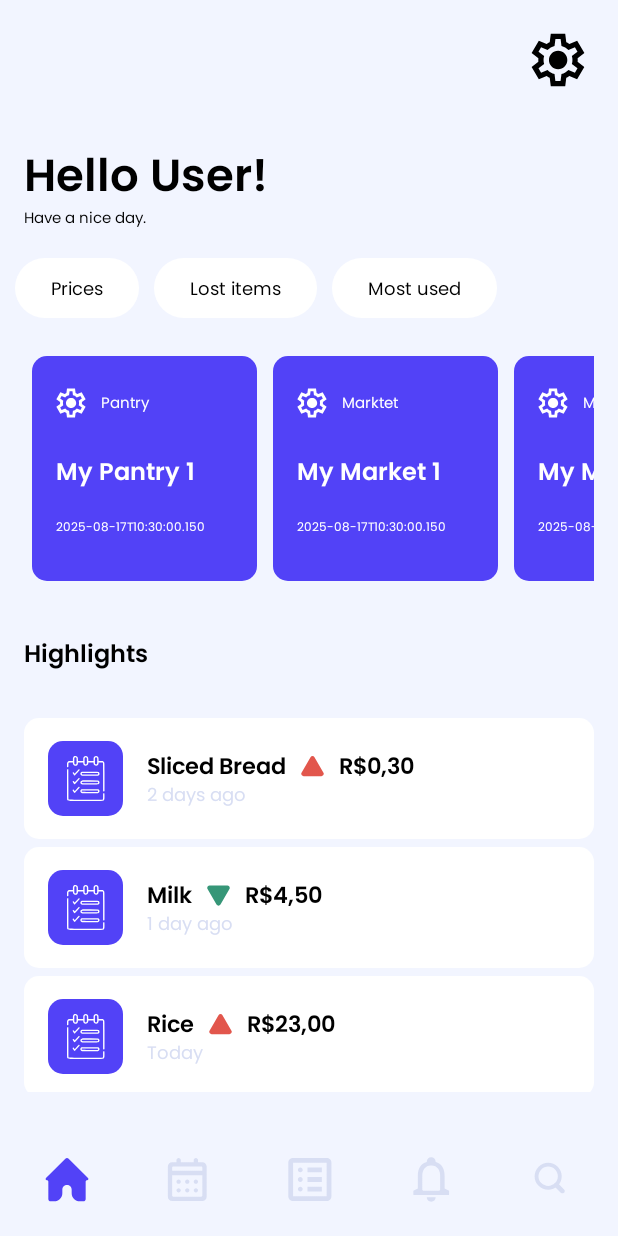
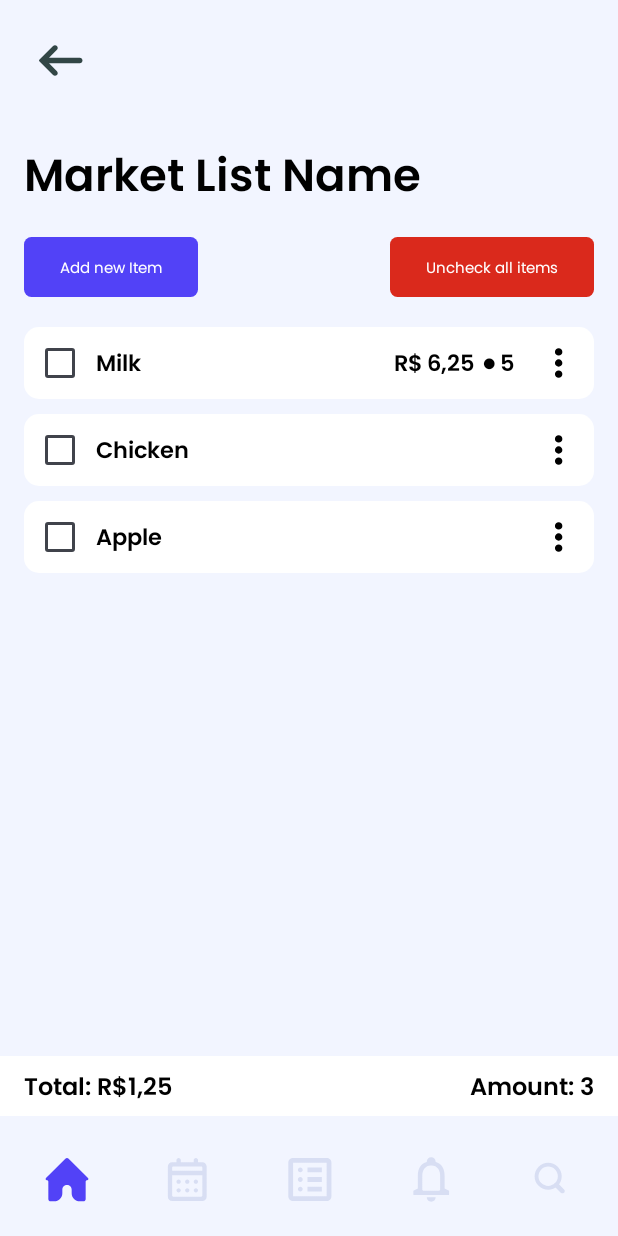
Before and after one commit to samirmaciel/KeepMarket-App, an Android app built with Jetpack Compose: the screen it shows after launch (MainActivity), on a phone screen of 412 x 824 dp. Run offline under Robolectric (Android 15) with nearby library versions, the phone set to English and light mode, and no system bars.

Commit message:
created Market List View

```diff
--- a/app/src/main/java/com/sm/keepmarket/MainActivity.kt
+++ b/app/src/main/java/com/sm/keepmarket/MainActivity.kt
@@ -3,9 +3,12 @@ package com.sm.keepmarket
 import android.os.Bundle
 import androidx.activity.ComponentActivity
 import androidx.activity.compose.setContent
-import androidx.compose.material3.Text
-import androidx.compose.ui.unit.sp
-import com.sm.keepmarket.presentation.home.HomeView
+import androidx.compose.foundation.layout.fillMaxSize
+import androidx.compose.material3.Scaffold
+import androidx.compose.ui.Modifier
+import com.sm.keepmarket.components.BottomMenu
+import com.sm.keepmarket.presentation.marketList.MarketListView
+import com.sm.keepmarket.presentation.theme.Background
 import com.sm.keepmarket.presentation.theme.KeepMarketTheme
 
 class MainActivity : ComponentActivity() {
@@ -13,7 +16,14 @@ class MainActivity : ComponentActivity() {
         super.onCreate(savedInstanceState)
         setContent {
             KeepMarketTheme {
-                HomeView()
+                Scaffold(
+                    modifier = Modifier.fillMaxSize(),
+                    containerColor = Background,
+                    bottomBar = { BottomMenu() }) { padding ->
+
+                    MarketListView(padding)
+
+                }
             }
         }
     }
--- a/app/src/main/java/com/sm/keepmarket/components/Components.kt
+++ b/app/src/main/java/com/sm/keepmarket/components/Components.kt
@@ -12,6 +12,8 @@ import androidx.compose.foundation.layout.padding
 import androidx.compose.foundation.layout.size
 import androidx.compose.foundation.shape.RoundedCornerShape
 import androidx.compose.material3.BottomAppBar
+import androidx.compose.material3.Checkbox
+import androidx.compose.material3.DropdownMenu
 import androidx.compose.material3.Icon
 import androidx.compose.material3.IconButton
 import androidx.compose.material3.MaterialTheme
@@ -25,15 +27,18 @@ import androidx.compose.ui.Alignment
 import androidx.compose.ui.Modifier
 import androidx.compose.ui.graphics.Color
 import androidx.compose.ui.res.painterResource
+import androidx.compose.ui.text.style.TextDecoration
 import androidx.compose.ui.unit.dp
 import androidx.compose.ui.unit.sp
 import com.sm.keepmarket.R
 import com.sm.keepmarket.domain.FeaturedCard
 import com.sm.keepmarket.domain.Highlight
+import com.sm.keepmarket.domain.MarketItem
 import com.sm.keepmarket.domain.Route
 import com.sm.keepmarket.presentation.theme.Background
 import com.sm.keepmarket.presentation.theme.Blue
 import com.sm.keepmarket.presentation.theme.ButtonDefault
+import java.math.BigDecimal
 
 @Composable
 fun BottomMenu() {
@@ -133,3 +138,92 @@ fun HighlightItem(highlight: Highlight) {
         }
     }
 }
+
+@Composable
+fun MarketListItem(marketItem: MarketItem) {
+    Row(
+        modifier = Modifier
+            .fillMaxWidth()
+            .padding(bottom = 10.dp)
+            .background(color = Color.White, shape = RoundedCornerShape(10.dp)),
+        verticalAlignment = Alignment.CenterVertically
+    ) {
+
+        var checked by remember { mutableStateOf(false) }
+        var expanded by remember { mutableStateOf(false) }
+
+        Checkbox(
+            checked = checked,
+            onCheckedChange = { checked = it }
+        )
+        Text(
+            marketItem.name,
+            style = MaterialTheme.typography.titleLarge.copy(textDecoration = if (checked) TextDecoration.LineThrough else null),
+            fontSize = 15.sp
+        )
+
+        Spacer(modifier = Modifier
+            .size(10.dp)
+            .weight(1f))
+
+        if (marketItem.price > BigDecimal.ZERO) {
+            Text(
+                modifier = Modifier.padding(end = 5.dp),
+                text = marketItem.getFormattedTotalPrice(),
+                style = MaterialTheme.typography.titleLarge,
+                fontSize = 15.sp
+            )
+            Text(
+                modifier = Modifier.padding(end = 5.dp),
+                text = "● ${marketItem.amount}",
+                style = MaterialTheme.typography.titleLarge,
+                fontSize = 15.sp
+            )
+        }
+
+        Box() {
+            IconButton(onClick = {
+                expanded = true
+            }) {
+                Icon(
+                    modifier = Modifier.size(20.dp),
+                    painter = painterResource(R.drawable.moreverticon),
+                    tint = Color.Black,
+                    contentDescription = "More button"
+                )
+            }
+
+            DropdownMenu(
+                modifier = Modifier.background(color = Color.White),
+                expanded = expanded,
+                onDismissRequest = { expanded = false }
+            ) {
+                Box(
+                    modifier = Modifier
+                        .size(35.dp)
+                        .clickable { }
+                        .padding(8.dp),
+                    contentAlignment = Alignment.Center
+                ) {
+                    Icon(
+                        painter = painterResource(R.drawable.editicon),
+                        contentDescription = "Editar"
+                    )
+                }
+
+                Box(
+                    modifier = Modifier
+                        .size(35.dp)
+                        .clickable { }
+                        .padding(8.dp),
+                    contentAlignment = Alignment.Center
+                ) {
+                    Icon(
+                        painter = painterResource(R.drawable.deleteicon),
+                        contentDescription = "Excluir"
+                    )
+                }
+            }
+        }
+    }
+}
--- /dev/null
+++ b/app/src/main/java/com/sm/keepmarket/domain/MarketItem.kt
@@ -0,0 +1,21 @@
+package com.sm.keepmarket.domain
+
+import java.math.BigDecimal
+import java.text.NumberFormat
+import java.util.Locale
+
+class MarketItem(val id: String, val name: String){
+
+    private var priceTotal: BigDecimal = BigDecimal.ZERO
+    var price: BigDecimal = BigDecimal.ZERO
+    var amount: Int = 0
+    var isChecked: Boolean = false
+
+    private fun getPriceTotal() : BigDecimal{
+        return BigDecimal(amount).multiply(price)
+    }
+
+    fun getFormattedPrice() = NumberFormat.getCurrencyInstance(Locale("pt", "BR")).format(price)
+
+    fun getFormattedTotalPrice() = NumberFormat.getCurrencyInstance(Locale("pt", "BR")).format(getPriceTotal())
+}
--- a/app/src/main/java/com/sm/keepmarket/presentation/home/HomeView.kt
+++ b/app/src/main/java/com/sm/keepmarket/presentation/home/HomeView.kt
@@ -3,6 +3,7 @@ package com.sm.keepmarket.presentation.home
 import android.util.Log
 import androidx.compose.foundation.layout.Arrangement
 import androidx.compose.foundation.layout.Column
+import androidx.compose.foundation.layout.PaddingValues
 import androidx.compose.foundation.layout.Row
 import androidx.compose.foundation.layout.Spacer
 import androidx.compose.foundation.layout.fillMaxSize
@@ -18,7 +19,6 @@ import androidx.compose.material3.ButtonDefaults
 import androidx.compose.material3.Icon
 import androidx.compose.material3.IconButton
 import androidx.compose.material3.MaterialTheme
-import androidx.compose.material3.Scaffold
 import androidx.compose.material3.Text
 import androidx.compose.runtime.Composable
 import androidx.compose.ui.Alignment
@@ -28,69 +28,94 @@ import androidx.compose.ui.res.painterResource
 import androidx.compose.ui.unit.dp
 import androidx.compose.ui.unit.sp
 import com.sm.keepmarket.R
-import com.sm.keepmarket.components.BottomMenu
 import com.sm.keepmarket.components.FeaturedCardButton
 import com.sm.keepmarket.components.HighlightItem
-import com.sm.keepmarket.presentation.theme.Background
 import com.sm.keepmarket.util.Mock
 
 @Composable
-fun HomeView() {
+fun HomeView(paddingValues: PaddingValues) {
 
-    Scaffold(
-        modifier = Modifier.fillMaxSize(),
-        containerColor = Background,
-        bottomBar = { BottomMenu() }) { padding ->
-
-        Column(modifier = Modifier
+    Column(
+        modifier = Modifier
             .fillMaxSize()
-            .padding(padding)) {
-            Row(modifier = Modifier
+            .padding(paddingValues)
+    ) {
+        Row(
+            modifier = Modifier
                 .fillMaxWidth()
-                .padding(16.dp), horizontalArrangement = Arrangement.End) {
+                .padding(16.dp), horizontalArrangement = Arrangement.End
+        ) {
             IconButton(onClick = {}) {
-                    Icon(painter = painterResource(R.drawable.settingsicon), contentDescription = "Settings button")
+                Icon(
+                    painter = painterResource(R.drawable.settingsicon),
+                    contentDescription = "Settings button"
+                )
             }
         }
 
-            Column(modifier = Modifier
+        Column(
+            modifier = Modifier
                 .fillMaxWidth()
-                .padding(16.dp), horizontalAlignment = Alignment.Start) {
+                .padding(16.dp), horizontalAlignment = Alignment.Start
+        ) {
             Text("Hello User!", style = MaterialTheme.typography.titleLarge)
             Text("Have a nice day.", style = MaterialTheme.typography.labelSmall)
         }
 
         Row(modifier = Modifier.fillMaxWidth()) {
-                Button(modifier = Modifier.padding(start = 10.dp), onClick = {},
+            Button(
+                modifier = Modifier.padding(start = 10.dp), onClick = {},
                 shape = RoundedCornerShape(25.dp),
                 colors = ButtonDefaults.buttonColors(
                     containerColor = Color.White
-                    )) {
-                        Text("Prices", color = Color.Black, style = MaterialTheme.typography.labelSmall, fontSize = 12.sp)
+                )
+            ) {
+                Text(
+                    "Prices",
+                    color = Color.Black,
+                    style = MaterialTheme.typography.labelSmall,
+                    fontSize = 12.sp
+                )
             }
-                Button(modifier = Modifier.padding(start = 10.dp),onClick = {},
+            Button(
+                modifier = Modifier.padding(start = 10.dp), onClick = {},
                 shape = RoundedCornerShape(25.dp),
                 colors = ButtonDefaults.buttonColors(
                     containerColor = Color.White
-                    )) {
-                    Text("Lost items", color = Color.Black, style = MaterialTheme.typography.labelSmall, fontSize = 12.sp)
+                )
+            ) {
+                Text(
+                    "Lost items",
+                    color = Color.Black,
+                    style = MaterialTheme.typography.labelSmall,
+                    fontSize = 12.sp
+                )
             }
-                Button(modifier = Modifier.padding(start = 10.dp),onClick = {},
+            Button(
+                modifier = Modifier.padding(start = 10.dp), onClick = {},
                 shape = RoundedCornerShape(25.dp),
                 colors = ButtonDefaults.buttonColors(
                     containerColor = Color.White
-                    )) {
-                    Text("Most used", color = Color.Black, style = MaterialTheme.typography.labelSmall, fontSize = 12.sp)
+                )
+            ) {
+                Text(
+                    "Most used",
+                    color = Color.Black,
+                    style = MaterialTheme.typography.labelSmall,
+                    fontSize = 12.sp
+                )
             }
         }
 
-            Row(modifier = Modifier
+        Row(
+            modifier = Modifier
                 .fillMaxWidth()
-                .padding(16.dp)) {
+                .padding(16.dp)
+        ) {
 
             LazyRow {
-                    items(Mock.getFeatureCard()){ featuredCard ->
-                        FeaturedCardButton(featuredCard = featuredCard){ route ->
+                items(Mock.getFeatureCard()) { featuredCard ->
+                    FeaturedCardButton(featuredCard = featuredCard) { route ->
                         Log.d("DEVTEST", "Route: ${route.getRoute()}")
                     }
                 }
@@ -98,14 +123,17 @@ fun HomeView() {
 
         }
 
-            Text(modifier = Modifier.padding(16.dp), text = "Highlights", style = MaterialTheme.typography.labelMedium)
+        Text(
+            modifier = Modifier.padding(16.dp),
+            text = "Highlights",
+            style = MaterialTheme.typography.labelMedium
+        )
 
         LazyColumn(modifier = Modifier.padding(16.dp)) {
-                items(Mock.getHighlight()){ hightlight ->
+            items(Mock.getHighlight()) { hightlight ->
                 HighlightItem(hightlight)
                 Spacer(modifier = Modifier.size(5.dp))
             }
         }
     }
 }
-}
--- /dev/null
+++ b/app/src/main/java/com/sm/keepmarket/presentation/marketList/MarketListView.kt
@@ -0,0 +1,110 @@
+package com.sm.keepmarket.presentation.marketList
+
+import androidx.compose.foundation.background
+import androidx.compose.foundation.layout.Column
+import androidx.compose.foundation.layout.PaddingValues
+import androidx.compose.foundation.layout.Row
+import androidx.compose.foundation.layout.Spacer
+import androidx.compose.foundation.layout.fillMaxSize
+import androidx.compose.foundation.layout.fillMaxWidth
+import androidx.compose.foundation.layout.height
+import androidx.compose.foundation.layout.padding
+import androidx.compose.foundation.layout.size
+import androidx.compose.foundation.lazy.LazyColumn
+import androidx.compose.foundation.lazy.items
+import androidx.compose.foundation.shape.RoundedCornerShape
+import androidx.compose.material3.Button
+import androidx.compose.material3.ButtonDefaults
+import androidx.compose.material3.Icon
+import androidx.compose.material3.IconButton
+import androidx.compose.material3.MaterialTheme
+import androidx.compose.material3.Text
+import androidx.compose.runtime.Composable
+import androidx.compose.ui.Alignment
+import androidx.compose.ui.Modifier
+import androidx.compose.ui.graphics.Color
+import androidx.compose.ui.res.painterResource
+import androidx.compose.ui.unit.dp
+import com.sm.keepmarket.R
+import com.sm.keepmarket.components.MarketListItem
+import com.sm.keepmarket.presentation.theme.Background
+import com.sm.keepmarket.presentation.theme.Blue
+import com.sm.keepmarket.presentation.theme.Red
+import com.sm.keepmarket.util.Mock
+
+@Composable
+fun MarketListView(paddingValues: PaddingValues) {
+    Column(
+        modifier = Modifier
+            .fillMaxSize()
+            .background(Background)
+            .padding(paddingValues)
+    ) {
+
+        IconButton(modifier = Modifier.padding(16.dp), onClick = {
+
+        }) {
+            Icon(
+                painter = painterResource(R.drawable.arrowlefticon),
+                tint = Color.Unspecified,
+                contentDescription = "Arrow back view"
+            )
+        }
+
+        Text(
+            modifier = Modifier.padding(16.dp),
+            text = "Market List Name",
+            style = MaterialTheme.typography.titleLarge
+        )
+
+        Row(
+            modifier = Modifier
+                .fillMaxWidth()
+                .padding(horizontal = 16.dp), verticalAlignment = Alignment.CenterVertically
+        ) {
+            Button(
+                onClick = {
+
+                },
+                colors = ButtonDefaults.buttonColors(
+                    containerColor = Blue
+                ),
+                shape = RoundedCornerShape(5.dp)
+            ) {
+                Text("Add new Item", style = MaterialTheme.typography.labelSmall)
+            }
+
+            Spacer(
+                modifier = Modifier
+                    .size(10.dp)
+                    .weight(1f)
+            )
+
+            Button(
+                onClick = {
+
+                },
+                colors = ButtonDefaults.buttonColors(
+                    containerColor = Red
+                ),
+                shape = RoundedCornerShape(5.dp)
+            ) {
+                Text("Uncheck all items", style = MaterialTheme.typography.labelSmall)
+            }
+        }
+
+        LazyColumn(modifier = Modifier.padding(start = 16.dp, end = 16.dp, top = 16.dp)) {
+            items(Mock.getMarketItemList()) { item ->
+                MarketListItem(item)
+            }
+        }
+
+        Spacer(modifier = Modifier.size(1.dp).weight(1f))
+
+        Row(modifier = Modifier.fillMaxWidth().height(40.dp).background(color = Color.White), verticalAlignment = Alignment.CenterVertically) {
+            Text(modifier = Modifier.padding(start = 16.dp), text = "Total: R$1,25", style = MaterialTheme.typography.labelMedium)
+            Spacer(modifier = Modifier.size(10.dp).weight(1f))
+            Text(modifier = Modifier.padding(end = 16.dp), text = "Amount: ${Mock.getMarketItemList().size}", style = MaterialTheme.typography.labelMedium)
+        }
+    }
+}
--- a/app/src/main/java/com/sm/keepmarket/util/Mock.kt
+++ b/app/src/main/java/com/sm/keepmarket/util/Mock.kt
@@ -3,7 +3,9 @@ package com.sm.keepmarket.util
 import com.sm.keepmarket.R
 import com.sm.keepmarket.domain.FeaturedCard
 import com.sm.keepmarket.domain.Highlight
+import com.sm.keepmarket.domain.MarketItem
 import com.sm.keepmarket.domain.Route
+import java.math.BigDecimal
 import java.time.LocalDateTime
 
 object Mock {
@@ -126,4 +128,32 @@ object Mock {
         )
     }
 
+    fun getMarketItemList(): List<MarketItem>{
+        val list = mutableListOf<MarketItem>()
+
+        val marketItem1 = MarketItem(
+            id = "123",
+            name = "Milk"
+        )
+
+        val marketItem2 = MarketItem(
+            id = "123",
+            name = "Chicken"
+        )
+
+        val marketItem3 = MarketItem(
+            id = "123",
+            name = "Apple"
+        )
+
+        marketItem1.price = BigDecimal(1.25)
+        marketItem1.amount = 5
+
+        list.add(marketItem1)
+        list.add(marketItem2)
+        list.add(marketItem3)
+
+        return list
+    }
+
 }
```
Lines whose indentation alone changed are shown as unchanged.
